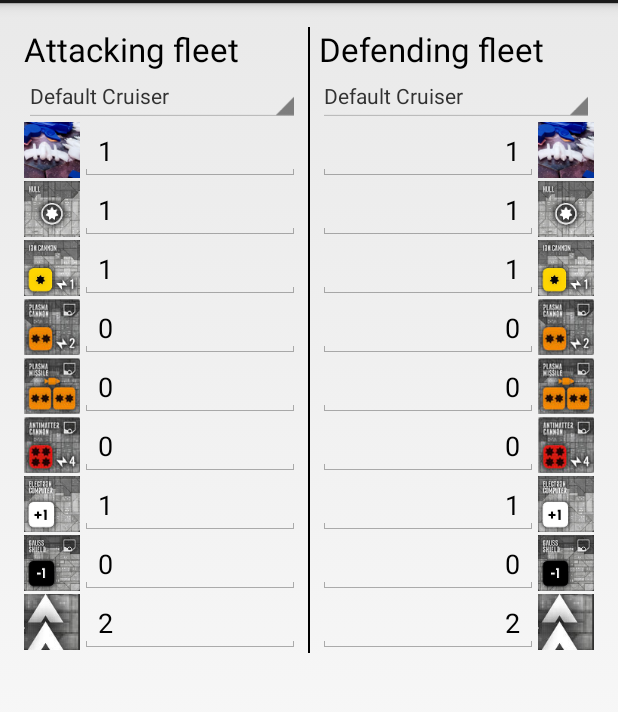
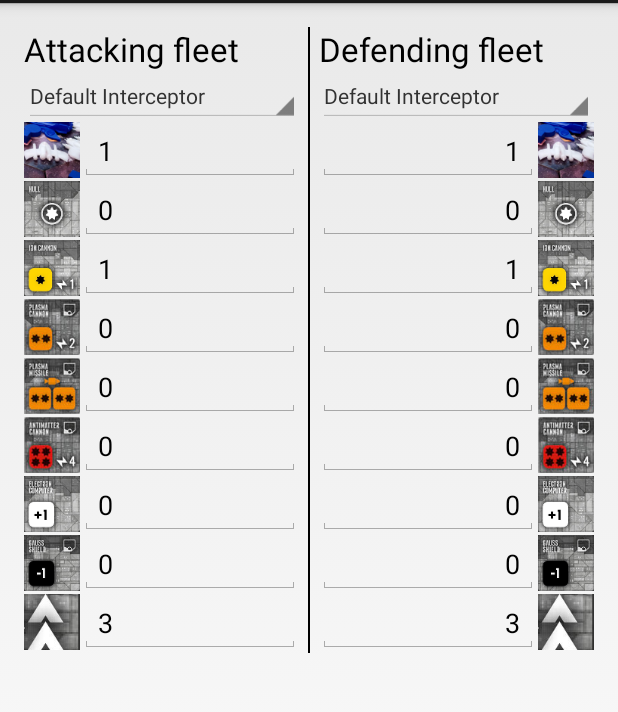
Before and after one commit to nachof/eclipse_calculator, an Android app: the screen it shows after launch (DataEntryActivity), on a phone screen of 412 x 824 dp, the part 69-781 px from its top. Run offline under Robolectric (Android 15) with nearby library versions, the phone set to English and light mode, and no system bars.

Commit message:
Add presets for all default ships

```diff
--- a/app/src/main/java/com/nucleartesuji/eclipsecalculator/calculator/ShipPreset.java
+++ b/app/src/main/java/com/nucleartesuji/eclipsecalculator/calculator/ShipPreset.java
@@ -16,9 +16,44 @@ public class ShipPreset {
         this.label    = label;
     }
 
+    public static ShipPreset defaultInterceptor() {
+        ShipSpec spec = ShipSpec.builder().setInitiative(3).setIonCannons(1).build();
+        return new ShipPreset(R.string.preset_name_default_interceptor, spec);
+    }
+
     public static ShipPreset defaultCruiser() {
         ShipSpec spec =  ShipSpec.builder().setInitiative(2).setIonCannons(1).setHull(1).setComputer(1).build();
         return new ShipPreset(R.string.preset_name_default_cruiser, spec);
+    }
+
+    public static ShipPreset defaultDreadnought() {
+        ShipSpec spec = ShipSpec.builder().setInitiative(1).setIonCannons(2).setHull(2).setComputer(1).build();
+        return new ShipPreset(R.string.preset_name_default_dreadnought, spec);
+    }
+
+    public static ShipPreset orionInterceptor() {
+        ShipSpec spec = ShipSpec.builder().setInitiative(4).setIonCannons(1).setShield(1).build();
+        return new ShipPreset(R.string.preset_name_orion_interceptor, spec);
+    }
+
+    public static ShipPreset orionCruiser() {
+        ShipSpec spec =  ShipSpec.builder().setInitiative(3).setIonCannons(1).setHull(1).setComputer(1).setShield(1).build();
+        return new ShipPreset(R.string.preset_name_orion_cruiser, spec);
+    }
+
+    public static ShipPreset orionDreadnought() {
+        ShipSpec spec = ShipSpec.builder().setInitiative(2).setIonCannons(2).setHull(2).setComputer(1).setShield(1).build();
+        return new ShipPreset(R.string.preset_name_orion_dreadnought, spec);
+    }
+
+    public static ShipPreset plantaInterceptor() {
+        ShipSpec spec = ShipSpec.builder().setInitiative(1).setIonCannons(1).setComputer(1).build();
+        return new ShipPreset(R.string.preset_name_planta_interceptor, spec);
+    }
+
+    public static ShipPreset plantaCruiser() {
+        ShipSpec spec =  ShipSpec.builder().setInitiative(1).setIonCannons(1).setHull(1).setComputer(1).build();
+        return new ShipPreset(R.string.preset_name_planta_cruiser, spec);
     }
 
     public static ShipPreset ancient() {
@@ -28,7 +63,14 @@ public class ShipPreset {
 
     public static List<ShipPreset> collection() {
         List<ShipPreset> result = new ArrayList<ShipPreset>();
+        result.add(defaultInterceptor());
         result.add(defaultCruiser());
+        result.add(defaultDreadnought());
+        result.add(orionInterceptor());
+        result.add(orionCruiser());
+        result.add(orionDreadnought());
+        result.add(plantaInterceptor());
+        result.add(plantaCruiser());
         result.add(ancient());
         return result;
     }
--- a/app/src/main/res/values/strings.xml
+++ b/app/src/main/res/values/strings.xml
@@ -17,4 +17,11 @@
     <string name="preset_name_unnamed">&lt;&lt;Unnamed&gt;&gt;</string>
     <string name="preset_name_ancient">Ancient Ship</string>
     <string name="preset_name_default_cruiser">Default Cruiser</string>
+    <string name="preset_name_default_dreadnought">Default Dreadnought</string>
+    <string name="preset_name_default_interceptor">Default Interceptor</string>
+    <string name="preset_name_orion_interceptor">Orion Interceptor</string>
+    <string name="preset_name_orion_cruiser">Orion Cruiser</string>
+    <string name="preset_name_orion_dreadnought">Orion Dreadnought</string>
+    <string name="preset_name_planta_interceptor">Planta Interceptor</string>
+    <string name="preset_name_planta_cruiser">Planta Cruiser</string>
 </resources>
```
